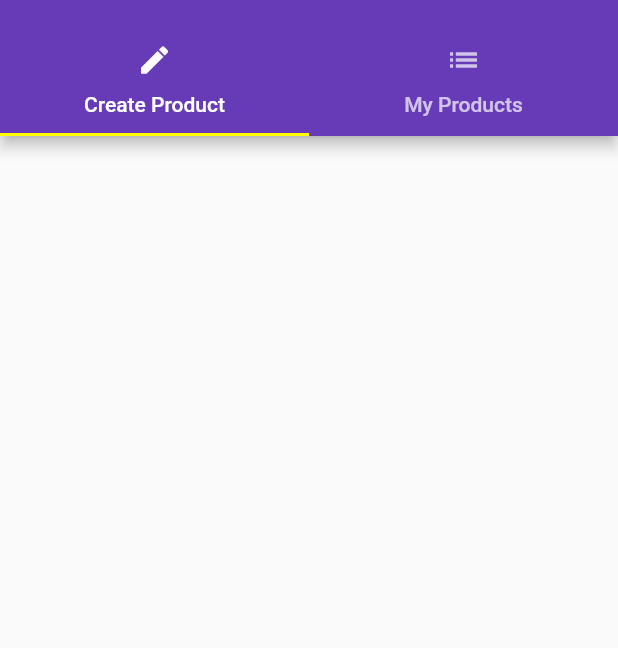
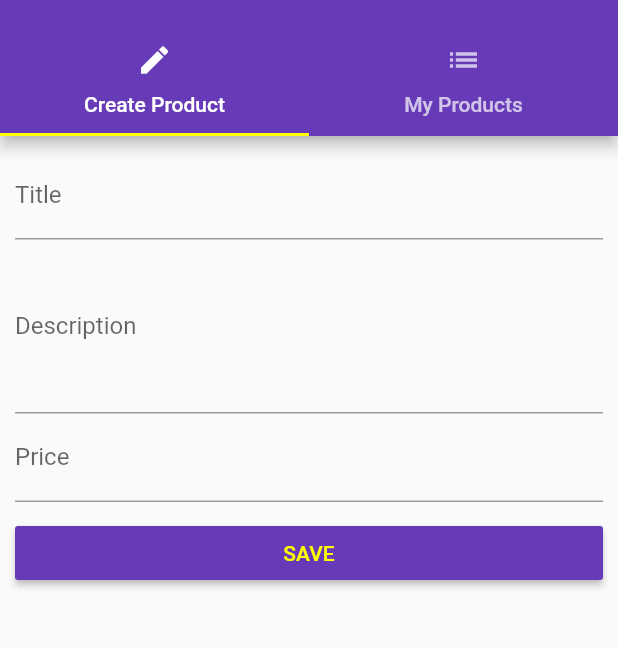
Before and after one commit to s6o/flutter_course, a Flutter app: the AdminPage screen opened by its route, on a phone screen of 412 x 824 dp, the part 59-707 px from its top. Run offline on Flutter 3.47's test engine with Material 2 defaults, Android fonts, the phone set to English and light mode, and no system bars.

Commit message:
Finished section 7 - handling user input.

```diff
--- a/lib/pages/admin.dart
+++ b/lib/pages/admin.dart
@@ -4,6 +4,11 @@ import './product_create.dart';
 import './product_list.dart';
 
 class AdminPage extends StatelessWidget {
+  final Function addProduct;
+  final Function deleteProduct;
+
+  AdminPage(this.addProduct, this.deleteProduct);
+
   @override
   Widget build(BuildContext context) {
     return DefaultTabController(
@@ -18,7 +23,7 @@ class AdminPage extends StatelessWidget {
               ),
               ListTile(
                 title: Text('All Products'),
-                onTap: () => Navigator.pushReplacementNamed(context, '/'),
+                onTap: () => Navigator.pushReplacementNamed(context, '/all'),
               ),
             ],
           ),
@@ -35,7 +40,7 @@ class AdminPage extends StatelessWidget {
         ),
         body: TabBarView(
           children: <Widget>[
-            ProductCreatePage(),
+            ProductCreatePage(addProduct, deleteProduct),
             ProductListPage(),
           ],
         ),
--- a/lib/pages/product_create.dart
+++ b/lib/pages/product_create.dart
@@ -1,8 +1,63 @@
 import 'package:flutter/material.dart';
 
-class ProductCreatePage extends StatelessWidget {
+class ProductCreatePage extends StatefulWidget {
+  final Function addProduct;
+  final Function deleteProduct;
+
+  ProductCreatePage(this.addProduct, this.deleteProduct);
+
+  @override
+  State<StatefulWidget> createState() {
+    return _ProductCreatePageState();
+  }
+}
+
+class _ProductCreatePageState extends State<ProductCreatePage> {
+  String _title;
+  String _description;
+  double _price;
+
   @override
   Widget build(BuildContext context) {
-    return Container();
+    return Container(
+      margin: EdgeInsets.all(10.0),
+      child: ListView(
+        children: <Widget>[
+          TextField(
+            decoration: InputDecoration(labelText: 'Title'),
+            onChanged: (String v) => setState(() => _title = v),
+          ),
+          TextField(
+            decoration: InputDecoration(labelText: 'Description'),
+            maxLines: 4,
+            onChanged: (String v) => setState(() => _description = v),
+          ),
+          TextField(
+            decoration: InputDecoration(labelText: 'Price'),
+            keyboardType: TextInputType.number,
+            onChanged: (String v) =>
+                setState(() => _price = double.tryParse(v)),
+          ),
+          SizedBox(
+            height: 10.0,
+          ),
+          RaisedButton(
+            child: Text('SAVE'),
+            color: Theme.of(context).primaryColor,
+            textColor: Colors.yellowAccent,
+            onPressed: () {
+              // TODO: validation
+              widget.addProduct({
+                'title': _title,
+                'description': _description,
+                'price': _price,
+                'image': 'assets/food.jpg'
+              });
+              Navigator.pushReplacementNamed(context, '/all');
+            },
+          ),
+        ],
+      ),
+    );
   }
 }
--- a/lib/pages/products.dart
+++ b/lib/pages/products.dart
@@ -1,9 +1,9 @@
 import 'package:flutter/material.dart';
 
-import '../product_manager.dart';
+import '../all_products.dart';
 
 class ProductsPage extends StatelessWidget {
-  final List<Map<String, String>> products;
+  final List<Map<String, dynamic>> products;
   final Function addProduct;
   final Function deleteProduct;
 
@@ -29,7 +29,7 @@ class ProductsPage extends StatelessWidget {
       appBar: AppBar(
         title: Text('Easy List'),
       ),
-      body: ProductManager(products, addProduct, deleteProduct),
+      body: AllProducts(products, addProduct, deleteProduct),
     );
   }
 }
--- a/lib/products.dart
+++ b/lib/products.dart
@@ -3,7 +3,7 @@ import 'package:flutter/material.dart';
 typedef DeleteFn = void Function(int i);
 
 class Products extends StatelessWidget {
-  final List<Map<String, String>> products;
+  final List<Map<String, dynamic>> products;
   final DeleteFn deleteProduct;
 
   Products(this.products, {this.deleteProduct});
```
Also changed, not shown: lib/all_products.dart (renamed from lib/product_manager.dart, +3 -5 lines), lib/main.dart (+7 -5 lines), lib/pages/auth.dart (+40 -6 lines), lib/product_control.dart (deleted, +0 -21 lines).
